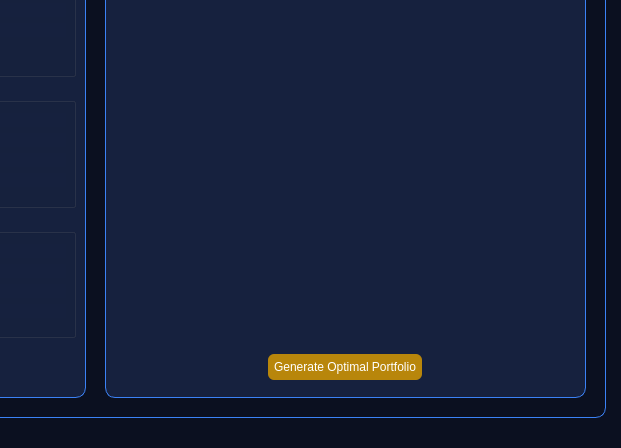
Qt form Apps/PortfolioApp/src/MainWindow.ui (JamesAks/PortfolioRiskEngine) before a commit; both pictures show x 755 to 1376 and y 213 to 661 of the 1376 by 786 pixel window.
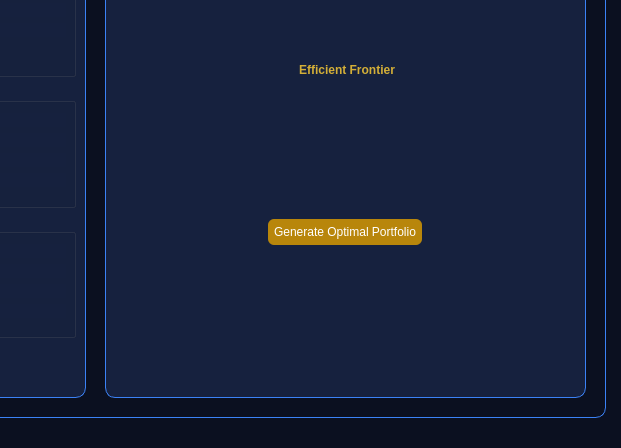
The same form after that commit.

Commit message:
Efficient Frontier (Resolves #1 #2 )
Summary

Implements efficient frontier calculations and visualisation.

Updates:

- Adds EfficientFrontier class
- Adds EfficientFrontierGraph class

```diff
--- a/Apps/PortfolioApp/src/MainWindow.ui
+++ b/Apps/PortfolioApp/src/MainWindow.ui
@@ -376,13 +376,38 @@
       <property name="geometry">
        <rect>
         <x>10</x>
-        <y>430</y>
+        <y>10</y>
         <width>461</width>
-        <height>41</height>
+        <height>451</height>
        </rect>
       </property>
-      <layout class="QHBoxLayout" name="chart_buttons">
-       <item alignment="Qt::AlignmentFlag::AlignHCenter|Qt::AlignmentFlag::AlignVCenter">
+      <layout class="QVBoxLayout" name="verticalLayout_4">
+       <item>
+        <widget class="QLabel" name="efficient_frontier_label">
+         <property name="sizePolicy">
+          <sizepolicy hsizetype="Expanding" vsizetype="Fixed">
+           <horstretch>0</horstretch>
+           <verstretch>0</verstretch>
+          </sizepolicy>
+         </property>
+         <property name="styleSheet">
+          <string notr="true">QLabel{
+
+	font: 12pt &quot;Segoe UI&quot;;
+	border: 0px;
+	color: rgb(212, 175, 55);
+	padding: 3px;
+}</string>
+         </property>
+         <property name="text">
+          <string>&lt;html&gt;&lt;head/&gt;&lt;body&gt;&lt;p align=&quot;center&quot;&gt;&lt;span style=&quot; font-weight:700;&quot;&gt;Efficient Frontier&lt;/span&gt;&lt;/p&gt;&lt;/body&gt;&lt;/html&gt;</string>
+         </property>
+        </widget>
+       </item>
+       <item>
+        <layout class="QHBoxLayout" name="efficient_frontier_layout"/>
+       </item>
+       <item alignment="Qt::AlignmentFlag::AlignHCenter">
         <widget class="QPushButton" name="optimise_button">
          <property name="styleSheet">
           <string notr="true">QPushButton {
```
Left out of the diff: 2 changed lines with no effect on the pictures. The commit also changes 23 other files.
